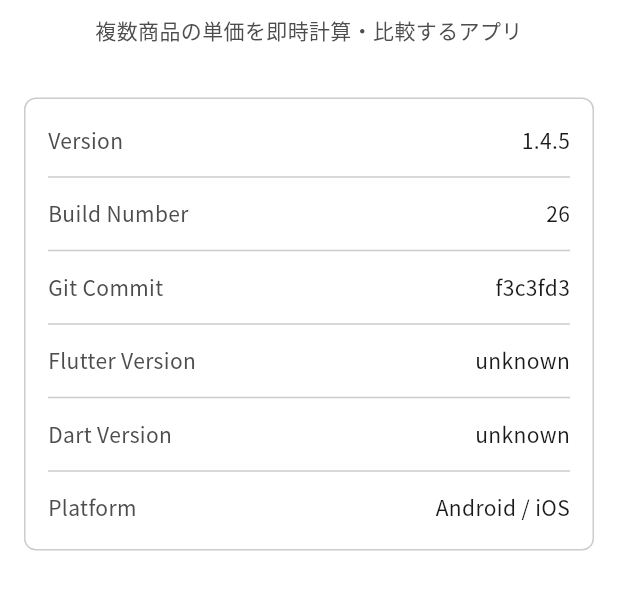
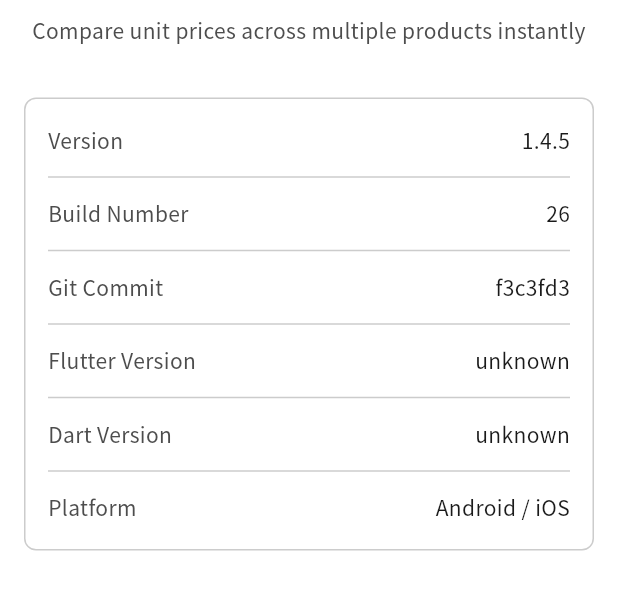
Before and after one commit to kiyoteruhosoda/pricecompare, a Flutter app: the AboutPage screen opened by its route, on a phone screen of 412 x 824 dp, the part 348-958 px from its top. Run offline on Flutter 3.47's test engine with Material 3 defaults, Android fonts, the phone set to English and light mode, and no system bars; our stand-ins replace equatable, get_it, logger, package_info_plus, shared_preferences, sqflite; accounts and stored records are empty.

Commit message:
fix(l10n): move appDescription and appTagline from AppConfig to AppLocalizations
AppConfig.appDescription and AppConfig.appTagline were hardcoded in
Japanese, making them appear in Japanese for all locales. These strings
are consumed directly by the UI (about_page, main_page drawer), not
through AppLocalizations.

- Remove appDescription and appTagline from AppConfig entirely
- Add appDescription and appTagline to AppLocalizations with English
  and Japanese implementations
- about_page.dart: AppConfig.appDescription → l10n.appDescription
                   AppConfig.appName       → l10n.appName
- main_page.dart: AppConfig.appTagline → l10n.appTagline
- Remove now-unused AppConfig import from both pages

https://claude.ai/code/session_011PLMkRTHr2hVpnLB3VE9bi

```diff
--- a/lib/presentation/pages/main_page.dart
+++ b/lib/presentation/pages/main_page.dart
@@ -6,7 +6,6 @@ import 'package:flutterbase/presentation/viewmodels/debug_settings_viewmodel.dar
 import 'package:flutterbase/presentation/viewmodels/language_viewmodel.dart';
 import 'package:flutterbase/presentation/viewmodels/theme_viewmodel.dart';
 import 'package:flutterbase/presentation/widgets/ui/widgets.dart';
-import 'package:flutterbase/shared/config/app_config.dart';
 import 'package:flutterbase/shared/l10n/app_localizations.dart';
 import 'package:flutterbase/shared/logging/log_level.dart';
 import 'package:flutterbase/shared/theme/theme.dart';
@@ -61,7 +60,7 @@ class _MainPageState extends State<MainPage> {
             final debugEnabled = sl<DebugSettingsViewModel>().debugEnabled;
             return AppDrawer(
               appName: l10n.appName,
-              headerSubtitle: AppConfig.appTagline,
+              headerSubtitle: l10n.appTagline,
               items: [
                 AppDrawerItem(
                   label: l10n.navCompare,
--- a/lib/presentation/pages/system/about_page.dart
+++ b/lib/presentation/pages/system/about_page.dart
@@ -3,7 +3,6 @@ import 'package:flutterbase/app/di/service_locator.dart';
 import 'package:flutterbase/presentation/viewmodels/about_viewmodel.dart';
 import 'package:flutterbase/presentation/viewmodels/debug_settings_viewmodel.dart';
 import 'package:flutterbase/presentation/widgets/ui/widgets.dart';
-import 'package:flutterbase/shared/config/app_config.dart';
 import 'package:flutterbase/shared/l10n/app_localizations.dart';
 import 'package:flutterbase/shared/theme/theme.dart';
 
@@ -94,14 +93,14 @@ class _AboutPageState extends State<AboutPage> {
         const SizedBox(height: AppSpacing.xl),
         Center(
           child: Text(
-            AppConfig.appName,
+            l10n.appName,
             style: Theme.of(context).textTheme.headlineSmall,
           ),
         ),
         const SizedBox(height: AppSpacing.sm),
         Center(
           child: Text(
-            AppConfig.appDescription,
+            l10n.appDescription,
             style: Theme.of(context).textTheme.bodyMedium?.copyWith(
                   color: colorScheme.onSurfaceVariant,
                 ),
--- a/lib/shared/config/app_config.dart
+++ b/lib/shared/config/app_config.dart
@@ -15,14 +15,7 @@ class AppConfig {
   /// and About page.
   static const String appName = 'PriceCompare';
 
-  /// One-line description shown on the About page.
-  static const String appDescription = '複数商品の単価を即時計算・比較するアプリ';
-
-  /// Short tagline rendered under the app name in the drawer.
-  static const String appTagline = '価格比較 & 履歴管理';
-
   // ─── Home page copy ───────────────────────────────────────────────
-  static const String homeSubtitle = '価格比較 & 履歴管理';
   static const String homeCardTitle = 'PriceCompare';
 
   // ─── Typography ───────────────────────────────────────────────────
--- a/lib/shared/l10n/app_localizations.dart
+++ b/lib/shared/l10n/app_localizations.dart
@@ -36,6 +36,8 @@ abstract class AppLocalizations {
 
   // ─── Navigation ───────────────────────────────────────────────────────
   String get appName;
+  String get appDescription;
+  String get appTagline;
   String get navHome;
   String get navSearch;
   String get navSettings;
--- a/lib/shared/l10n/app_localizations_en.dart
+++ b/lib/shared/l10n/app_localizations_en.dart
@@ -7,6 +7,10 @@ class AppLocalizationsEn extends AppLocalizations {
   // ─── Navigation ───────────────────────────────────────────────────────
   @override
   String get appName => 'PriceCompare';
+  @override
+  String get appDescription => 'Compare unit prices across multiple products instantly';
+  @override
+  String get appTagline => 'Price comparison & history';
   @override
   String get navHome => 'Home';
   @override
--- a/lib/shared/l10n/app_localizations_ja.dart
+++ b/lib/shared/l10n/app_localizations_ja.dart
@@ -7,6 +7,10 @@ class AppLocalizationsJa extends AppLocalizations {
   // ─── Navigation ───────────────────────────────────────────────────────
   @override
   String get appName => 'PriceCompare';
+  @override
+  String get appDescription => '複数商品の単価を即時計算・比較するアプリ';
+  @override
+  String get appTagline => '価格比較 & 履歴管理';
   @override
   String get navHome => 'ホーム';
   @override
```
